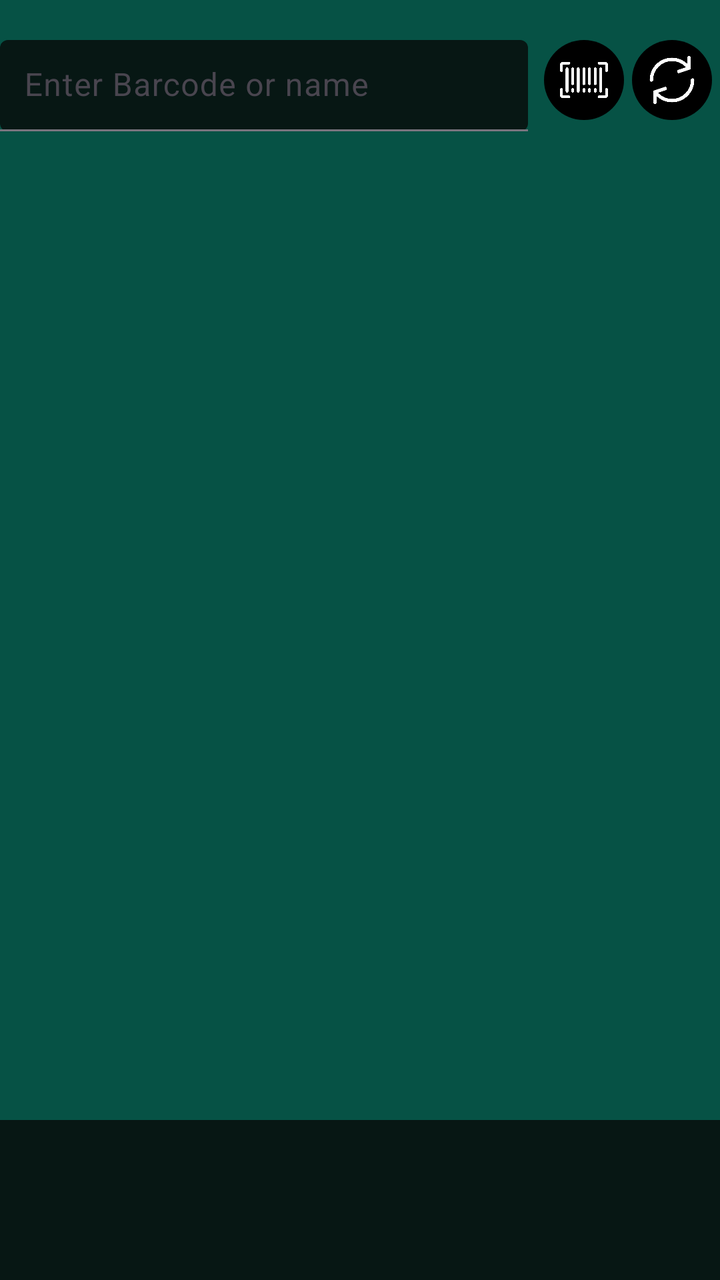
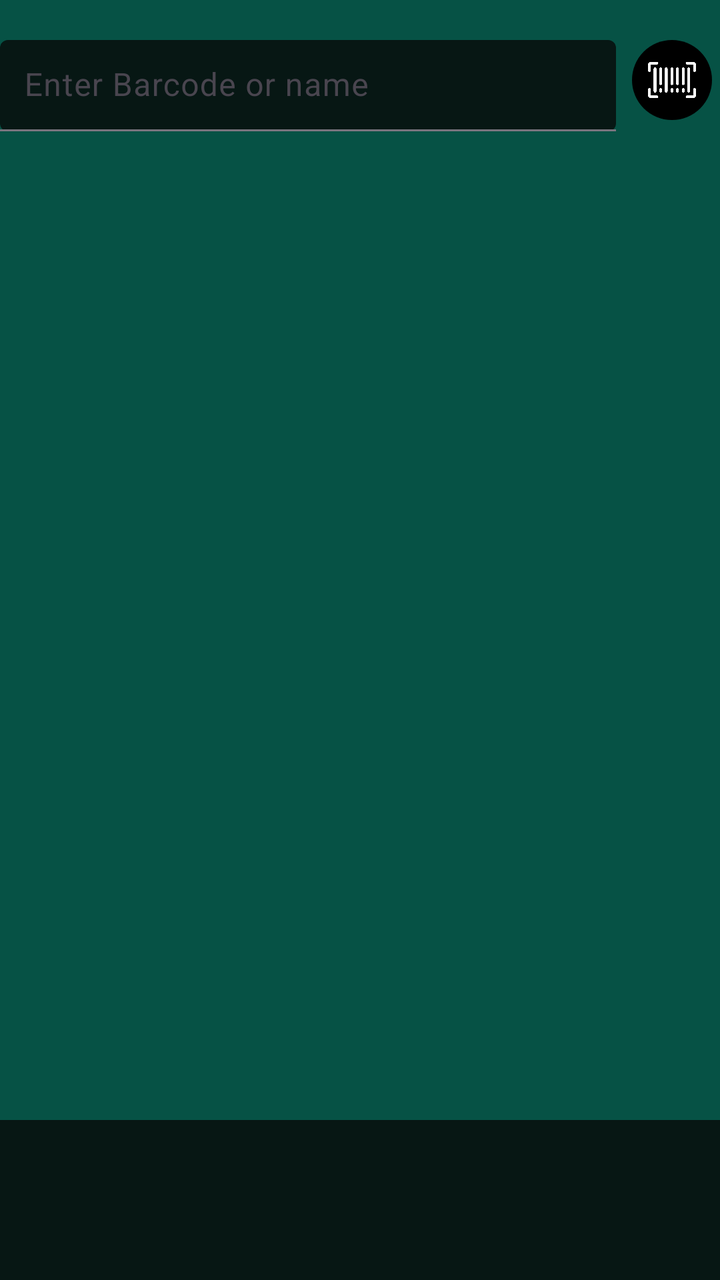

Compare the two renders of this Android layout. The source of the first and the diff that turns it into the second are given below.
<!-- AndroidManifest.xml: application theme Theme.MyWarehouse -->
<!-- res/layout/activity_inventory_details.xml -->
<RelativeLayout xmlns:android="http://schemas.android.com/apk/res/android"
    xmlns:app="http://schemas.android.com/apk/res-auto"
    xmlns:tools="http://schemas.android.com/tools"
    android:layout_width="match_parent"
    android:layout_height="match_parent"
    android:background="@color/green"
    android:paddingTop="20dp">

    
    <LinearLayout
        android:id="@+id/search_container"
        android:layout_width="match_parent"
        android:layout_height="wrap_content"
        android:orientation="horizontal"
        android:layout_alignParentTop="true">

        
        <com.google.android.material.textfield.TextInputLayout
            android:id="@+id/text_input_search"
            android:layout_width="0dp"
            android:layout_height="wrap_content"
            android:layout_weight="1"
            android:layout_marginEnd="8dp"
            app:boxBackgroundMode="filled"
            app:boxBackgroundColor="@color/darkgreen">

            <com.google.android.material.textfield.TextInputEditText
                android:id="@+id/search_input"
                android:layout_width="match_parent"
                android:layout_height="wrap_content"
                android:hint="@string/search_hint"
                android:textColor="@color/white"
                android:textColorHint="@color/white"
                android:padding="12dp" />
        </com.google.android.material.textfield.TextInputLayout>
        <androidx.appcompat.widget.AppCompatImageButton
            android:id="@+id/button_scan_barcode"
            android:layout_width="40dp"
            android:layout_height="40dp"
            android:background="@drawable/circular_button_background"
            android:src="@drawable/ic_barcode"
            android:scaleType="centerCrop"
            android:tint="@color/white"
            android:layout_marginEnd="4dp"
            android:padding="8dp" />
        
        <androidx.appcompat.widget.AppCompatImageButton
            android:id="@+id/refresh_button"
            android:layout_width="40dp"
            android:layout_height="40dp"
            android:background="@drawable/circular_button_background"
            android:src="@drawable/ic_update"
            android:scaleType="centerCrop"
            android:tint="@color/white"
             android:layout_marginEnd="4dp"
            android:padding="8dp" />
    </LinearLayout>

    
    <androidx.core.widget.NestedScrollView
        android:id="@+id/nested_view"
        android:layout_width="match_parent"
        android:layout_height="0dp"
        android:layout_below="@id/search_container"
        android:layout_above="@id/bottom_navigation"
        android:layout_marginTop="16dp"
        android:fillViewport="true">

        <androidx.recyclerview.widget.RecyclerView
            android:id="@+id/recycler_view_items"
            android:layout_width="match_parent"
            android:layout_height="wrap_content" />
    </androidx.core.widget.NestedScrollView>

    
    <com.google.android.material.bottomnavigation.BottomNavigationView
        android:id="@+id/bottom_navigation"
        android:layout_width="match_parent"
        android:layout_height="wrap_content"
        android:layout_alignParentBottom="true"
        android:background="@color/darkgreen"
        app:itemRippleColor="@android:color/transparent"
        app:labelVisibilityMode="unlabeled" />

</RelativeLayout>
<!-- resources referenced by this layout -->
<resources>
  <color name="darkgreen">#071714</color>
  <color name="green">#065245</color>
  <color name="white">#FFFFFFFF</color>
  <!-- drawable circular_button_background (drawable) -->
  <shape xmlns:android="http://schemas.android.com/apk/res/android"
      android:shape="oval">
      <solid android:color="@color/black"/>
  </shape>
  <!-- drawable ic_barcode: png bitmap (drawable, 6233 bytes) -->
  <!-- drawable ic_update: png bitmap (drawable, 16185 bytes) -->
  <string name="search_hint">Enter Barcode or name</string>
  <style name="Theme.MyWarehouse" parent="Base.Theme.MyWarehouse" />
  <color name="black">#FF000000</color>
  <style name="Base.Theme.MyWarehouse" parent="Theme.Material3.DayNight.NoActionBar">
  
         <item name="colorPrimary">@color/green</item>
      </style>
</resources>

<!-- the commit's change to res/layout/activity_inventory_details.xml (unified diff, before → after) -->
@@ -43,17 +43,7 @@
             android:tint="@color/white"
             android:layout_marginEnd="4dp"
             android:padding="8dp" />
-        
-        <androidx.appcompat.widget.AppCompatImageButton
-            android:id="@+id/refresh_button"
-            android:layout_width="40dp"
-            android:layout_height="40dp"
-            android:background="@drawable/circular_button_background"
-            android:src="@drawable/ic_update"
-            android:scaleType="centerCrop"
-            android:tint="@color/white"
-             android:layout_marginEnd="4dp"
-            android:padding="8dp" />
+
     </LinearLayout>
 
     
<!-- resource entries referenced after the edit -->
@@ -9,7 +9,6 @@
       <solid android:color="@color/black"/>
   </shape>
   <!-- drawable ic_barcode: png bitmap (drawable, 6233 bytes) -->
-  <!-- drawable ic_update: png bitmap (drawable, 16185 bytes) -->
   <string name="search_hint">Enter Barcode or name</string>
   <style name="Theme.MyWarehouse" parent="Base.Theme.MyWarehouse" />
   <color name="black">#FF000000</color>
